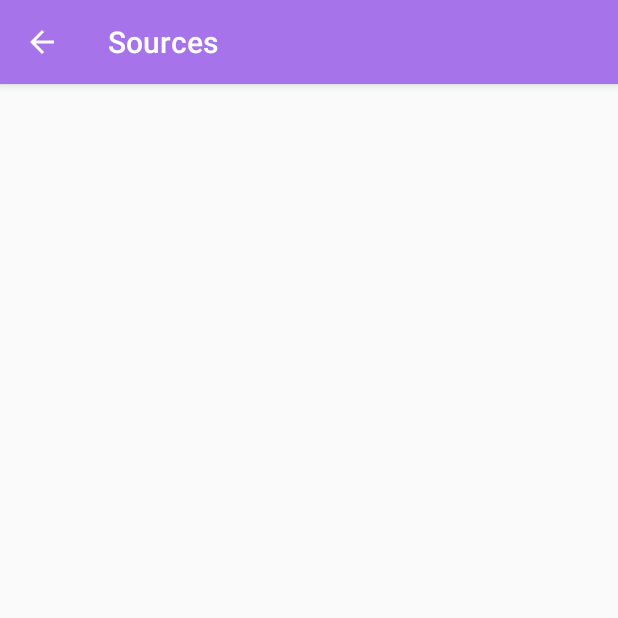
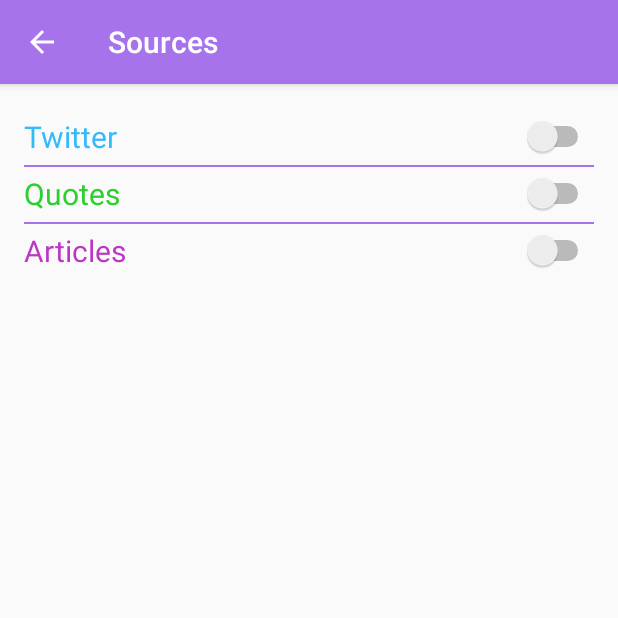
Before and after one commit to BakkerTom/happy-news, an Android app: the SourcesSettingsActivity screen opened directly, with no data from a screen before it, on a phone screen of 412 x 824 dp, the top half of it. Run offline under Robolectric (Android 15) with nearby library versions, the phone set to English and light mode, and no system bars.

Commit message:
added layout for sources settings

```diff
--- a/android/src/main/java/nl/fhict/happynews/android/activity/LanguageSettingsActivity.java
+++ b/android/src/main/java/nl/fhict/happynews/android/activity/LanguageSettingsActivity.java
@@ -1,6 +1,8 @@
 package nl.fhict.happynews.android.activity;
 
+import android.content.Context;
 import android.content.Intent;
+import android.content.SharedPreferences;
 import android.os.Bundle;
 import android.support.v7.app.AppCompatActivity;
 import android.view.MenuItem;
@@ -14,6 +16,9 @@
         setContentView(R.layout.activity_language_settings);
         getSupportActionBar().setDisplayHomeAsUpEnabled(true);
         setTitle(R.string.settings_language_title);
+
+        SharedPreferences preferences = getApplicationContext().getSharedPreferences(
+            getString(R.string.preference_file_key), Context.MODE_PRIVATE);
     }
 
     /**
--- a/android/src/main/java/nl/fhict/happynews/android/activity/NotificationSettingsActivity.java
+++ b/android/src/main/java/nl/fhict/happynews/android/activity/NotificationSettingsActivity.java
@@ -1,6 +1,8 @@
 package nl.fhict.happynews.android.activity;
 
+import android.content.Context;
 import android.content.Intent;
+import android.content.SharedPreferences;
 import android.os.Bundle;
 import android.support.v7.app.AppCompatActivity;
 import android.view.MenuItem;
@@ -14,6 +16,9 @@
         setContentView(R.layout.activity_notification_settings);
         getSupportActionBar().setDisplayHomeAsUpEnabled(true);
         setTitle(R.string.settings_notification_title);
+
+        SharedPreferences preferences = getApplicationContext().getSharedPreferences(
+            getString(R.string.preference_file_key), Context.MODE_PRIVATE);
     }
 
     /**
--- a/android/src/main/java/nl/fhict/happynews/android/activity/SettingsActivity.java
+++ b/android/src/main/java/nl/fhict/happynews/android/activity/SettingsActivity.java
@@ -1,6 +1,8 @@
 package nl.fhict.happynews.android.activity;
 
+import android.content.Context;
 import android.content.Intent;
+import android.content.SharedPreferences;
 import android.os.Bundle;
 import android.support.v7.app.AppCompatActivity;
 import android.view.MenuItem;
@@ -30,38 +32,40 @@
         languageButton.setOnClickListener(new View.OnClickListener() {
             @Override
             public void onClick(View v) {
-                Intent myIntent = new Intent(getApplicationContext(), LanguageSettingsActivity.class);
-                startActivityForResult(myIntent, 0);
+                Intent languageSettingsIntent = new Intent(getApplicationContext(), LanguageSettingsActivity.class);
+                startActivityForResult(languageSettingsIntent, 0);
             }
         });
 
         notificationsButton.setOnClickListener(new View.OnClickListener() {
             @Override
             public void onClick(View v) {
-                Intent myIntent = new Intent(getApplicationContext(), NotificationSettingsActivity.class);
-                startActivityForResult(myIntent, 0);
+                Intent notificationSettingsIntent = new Intent(getApplicationContext(),
+                    NotificationSettingsActivity.class);
+                startActivityForResult(notificationSettingsIntent, 0);
             }
         });
 
         sourcesButton.setOnClickListener(new View.OnClickListener() {
             @Override
             public void onClick(View v) {
-                Intent myIntent = new Intent(getApplicationContext(), SourcesSettingsActivity.class);
-                startActivityForResult(myIntent, 0);
+                Intent sourcesSettingsIntent = new Intent(getApplicationContext(), SourcesSettingsActivity.class);
+                startActivityForResult(sourcesSettingsIntent, 0);
             }
         });
 
         aboutButton.setOnClickListener(new View.OnClickListener() {
             @Override
             public void onClick(View v) {
-                Intent myIntent = new Intent(getApplicationContext(), AboutActivity.class);
-                startActivityForResult(myIntent, 0);
+                Intent aboutActivityIntent = new Intent(getApplicationContext(), AboutActivity.class);
+                startActivityForResult(aboutActivityIntent, 0);
             }
         });
     }
 
     /**
      * back button implementation.
+     *
      * @param item menuItem
      * @return boolean start activity
      */
--- a/android/src/main/java/nl/fhict/happynews/android/activity/SourcesSettingsActivity.java
+++ b/android/src/main/java/nl/fhict/happynews/android/activity/SourcesSettingsActivity.java
@@ -1,12 +1,19 @@
 package nl.fhict.happynews.android.activity;
 
+import android.content.Context;
 import android.content.Intent;
+import android.content.SharedPreferences;
 import android.os.Bundle;
 import android.support.v7.app.AppCompatActivity;
 import android.view.MenuItem;
+import android.widget.Switch;
 import nl.fhict.happynews.android.R;
 
 public class SourcesSettingsActivity extends AppCompatActivity {
+
+    private Switch twitterSwitch;
+    private Switch articleSwitch;
+    private Switch quotesSwitch;
 
     @Override
     protected void onCreate(Bundle savedInstanceState) {
@@ -14,10 +21,18 @@
         setContentView(R.layout.activity_sources_settings);
         getSupportActionBar().setDisplayHomeAsUpEnabled(true);
         setTitle(R.string.settings_sources_title);
+
+        twitterSwitch = (Switch) findViewById(R.id.switch_twitter);
+        articleSwitch = (Switch) findViewById(R.id.switch_articles);
+        quotesSwitch = (Switch) findViewById(R.id.switch_quotes);
+
+        SharedPreferences preferences = getApplicationContext().getSharedPreferences(
+            getString(R.string.preference_file_key), Context.MODE_PRIVATE);
     }
 
     /**
      * back button implementation.
+     *
      * @param item menuItem
      * @return boolean start activity
      */
--- a/android/src/main/res/layout/activity_sources_settings.xml
+++ b/android/src/main/res/layout/activity_sources_settings.xml
@@ -10,4 +10,56 @@
     android:paddingTop="@dimen/activity_vertical_margin"
     tools:context="nl.fhict.happynews.android.activity.SourcesSettingsActivity">
 
+    <Switch
+    android:layout_width="wrap_content"
+    android:layout_height="wrap_content"
+    android:text="Twitter"
+    android:textSize="20dp"
+    android:layout_marginBottom="5dp"
+    android:layout_marginTop="5dp"
+    android:textColor="@color/colorTweet"
+    android:id="@+id/switch_twitter"
+    android:layout_alignParentTop="true"
+    android:layout_alignParentEnd="true"
+    android:checked="false"
+    android:layout_alignParentStart="true"/>
+
+    <View android:background="@color/colorPrimary"
+          android:layout_below="@+id/switch_twitter"
+          android:layout_width = "match_parent"
+          android:layout_height="1dp"/>
+
+    <Switch
+        android:layout_width="wrap_content"
+        android:layout_height="wrap_content"
+        android:text="Quotes"
+        android:textSize="20dp"
+        android:id="@+id/switch_quotes"
+        android:layout_marginBottom="5dp"
+        android:layout_marginTop="5dp"
+        android:textColor="@color/colorQuote"
+        android:checked="false"
+        android:layout_below="@+id/switch_twitter"
+        android:layout_alignParentStart="true"
+        android:layout_alignEnd="@+id/switch_twitter"
+        />
+
+    <View android:background="@color/colorPrimary"
+          android:layout_below="@+id/switch_quotes"
+          android:layout_width = "match_parent"
+          android:layout_height="1dp"/>
+
+    <Switch
+        android:layout_width="wrap_content"
+        android:layout_height="wrap_content"
+        android:text="Articles"
+        android:textSize="20dp"
+        android:id="@+id/switch_articles"
+        android:layout_marginBottom="5dp"
+        android:layout_marginTop="5dp"
+        android:textColor="@color/colorArticle"
+        android:checked="false"
+        android:layout_below="@+id/switch_quotes"
+        android:layout_alignParentStart="true"
+        android:layout_alignParentEnd="true"/>
 </RelativeLayout>
--- a/android/src/main/res/values/strings.xml
+++ b/android/src/main/res/values/strings.xml
@@ -8,5 +8,6 @@
     <string name="settings_language_title">Language</string>
     <string name="settings_notification_title">Notifications</string>
     <string name="settings_sources_title">Sources</string>
+    <string name="preference_file_key">HappyNews_Local_Settings</string>
 
 </resources>
```
